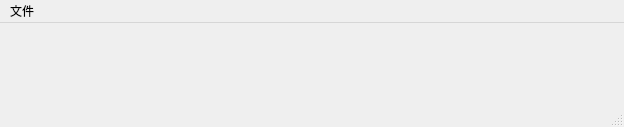
orestonce/Ip2regionTool, file Ip2regionTool-qt/mainwindow.ui: the form before one commit.
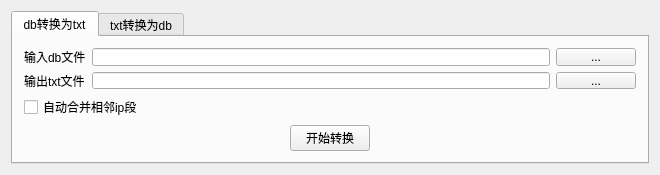
The form after the commit.

Commit message: 支持合并相邻ip段

The edit to the form file:
```diff
--- a/Ip2regionTool-qt/mainwindow.ui
+++ b/Ip2regionTool-qt/mainwindow.ui
@@ -6,51 +6,247 @@
    <rect>
     <x>0</x>
     <y>0</y>
-    <width>624</width>
-    <height>127</height>
+    <width>660</width>
+    <height>175</height>
    </rect>
   </property>
+  <property name="sizePolicy">
+   <sizepolicy hsizetype="Minimum" vsizetype="Minimum">
+    <horstretch>0</horstretch>
+    <verstretch>0</verstretch>
+   </sizepolicy>
+  </property>
+  <property name="minimumSize">
+   <size>
+    <width>660</width>
+    <height>175</height>
+   </size>
+  </property>
+  <property name="maximumSize">
+   <size>
+    <width>660</width>
+    <height>175</height>
+   </size>
+  </property>
   <property name="windowTitle">
    <string>ip2region数据转换工具</string>
   </property>
   <widget class="QWidget" name="centralWidget">
-   <layout class="QVBoxLayout" name="verticalLayout_4"/>
+   <layout class="QVBoxLayout" name="verticalLayout_4">
+    <item>
+     <widget class="QTabWidget" name="tabWidget">
+      <property name="currentIndex">
+       <number>0</number>
+      </property>
+      <widget class="QWidget" name="tabWidgetPage1" native="true">
+       <attribute name="title">
+        <string notr="true">db转换为txt</string>
+       </attribute>
+       <layout class="QVBoxLayout" name="verticalLayout">
+        <item>
+         <layout class="QGridLayout" name="gridLayout" columnstretch="0,1,0">
+          <item row="0" column="0">
+           <widget class="QLabel" name="label">
+            <property name="text">
+             <string>输入db文件</string>
+            </property>
+           </widget>
+          </item>
+          <item row="0" column="1">
+           <widget class="QLineEdit" name="lineEdit_input_db"/>
+          </item>
+          <item row="0" column="2">
+           <widget class="QPushButton" name="pushButton_input_db">
+            <property name="minimumSize">
+             <size>
+              <width>20</width>
+              <height>0</height>
+             </size>
+            </property>
+            <property name="text">
+             <string>...</string>
+            </property>
+           </widget>
+          </item>
+          <item row="1" column="0">
+           <widget class="QLabel" name="label_2">
+            <property name="text">
+             <string>输出txt文件</string>
+            </property>
+           </widget>
+          </item>
+          <item row="1" column="1">
+           <widget class="QLineEdit" name="lineEdit_output_txt"/>
+          </item>
+          <item row="1" column="2">
+           <widget class="QPushButton" name="pushButton_output_txt">
+            <property name="minimumSize">
+             <size>
+              <width>20</width>
+              <height>0</height>
+             </size>
+            </property>
+            <property name="text">
+             <string>...</string>
+            </property>
+           </widget>
+          </item>
+         </layout>
+        </item>
+        <item>
+         <widget class="QCheckBox" name="checkBox_DbToTxt_merge">
+          <property name="accessibleDescription">
+           <string notr="true"/>
+          </property>
+          <property name="text">
+           <string>自动合并相邻ip段</string>
+          </property>
+         </widget>
+        </item>
+        <item>
+         <layout class="QHBoxLayout" name="horizontalLayout">
+          <item>
+           <spacer name="horizontalSpacer">
+            <property name="orientation">
+             <enum>Qt::Horizontal</enum>
+            </property>
+            <property name="sizeHint" stdset="0">
+             <size>
+              <width>40</width>
+              <height>20</height>
+             </size>
+            </property>
+           </spacer>
+          </item>
+          <item>
+           <widget class="QPushButton" name="pushButton_DbToTxt">
+            <property name="text">
+             <string>开始转换</string>
+            </property>
+           </widget>
+          </item>
+          <item>
+           <spacer name="horizontalSpacer_2">
+            <property name="orientation">
+             <enum>Qt::Horizontal</enum>
+            </property>
+            <property name="sizeHint" stdset="0">
+             <size>
+              <width>40</width>
+              <height>20</height>
+             </size>
+            </property>
+           </spacer>
+          </item>
+         </layout>
+        </item>
+       </layout>
+      </widget>
+      <widget class="QWidget" name="tabWidgetPage2" native="true">
+       <attribute name="title">
+        <string>txt转换为db</string>
+       </attribute>
+       <layout class="QVBoxLayout" name="verticalLayout_2">
+        <item>
+         <layout class="QGridLayout" name="gridLayout_3">
+          <item row="0" column="0">
+           <widget class="QLabel" name="label_5">
+            <property name="text">
+             <string>输入txt文件</string>
+            </property>
+           </widget>
+          </item>
+          <item row="0" column="1">
+           <widget class="QLineEdit" name="lineEdit_input_txt"/>
+          </item>
+          <item row="0" column="2">
+           <widget class="QPushButton" name="pushButton_input_txt">
+            <property name="minimumSize">
+             <size>
+              <width>20</width>
+              <height>0</height>
+             </size>
+            </property>
+            <property name="text">
+             <string>...</string>
+            </property>
+           </widget>
+          </item>
+          <item row="1" column="0">
+           <widget class="QLabel" name="label_6">
+            <property name="text">
+             <string>输出db文件</string>
+            </property>
+           </widget>
+          </item>
+          <item row="1" column="1">
+           <widget class="QLineEdit" name="lineEdit_output_db"/>
+          </item>
+          <item row="1" column="2">
+           <widget class="QPushButton" name="pushButton_output_db">
+            <property name="minimumSize">
+             <size>
+              <width>20</width>
+              <height>0</height>
+             </size>
+            </property>
+            <property name="text">
+             <string>...</string>
+            </property>
+           </widget>
+          </item>
+         </layout>
+        </item>
+        <item>
+         <widget class="QCheckBox" name="checkBox_TxtToDb_merge">
+          <property name="text">
+           <string>自动合并相邻ip段</string>
+          </property>
+         </widget>
+        </item>
+        <item>
+         <layout class="QHBoxLayout" name="horizontalLayout_3">
+          <item>
+           <spacer name="horizontalSpacer_6">
+            <property name="orientation">
+             <enum>Qt::Horizontal</enum>
+            </property>
+            <property name="sizeHint" stdset="0">
+             <size>
+              <width>40</width>
+              <height>20</height>
+             </size>
+            </property>
+           </spacer>
+          </item>
+          <item>
+           <widget class="QPushButton" name="pushButton_TxtToDb">
+            <property name="text">
+             <string>开始转换</string>
+            </property>
+           </widget>
+          </item>
+          <item>
+           <spacer name="horizontalSpacer_7">
+            <property name="orientation">
+             <enum>Qt::Horizontal</enum>
+            </property>
+            <property name="sizeHint" stdset="0">
+             <size>
+              <width>40</width>
+              <height>20</height>
+             </size>
+            </property>
+           </spacer>
+          </item>
+         </layout>
+        </item>
+       </layout>
+      </widget>
+     </widget>
+    </item>
+   </layout>
   </widget>
-  <widget class="QStatusBar" name="statusBar"/>
-  <widget class="QMenuBar" name="menuBar">
-   <property name="geometry">
-    <rect>
-     <x>0</x>
-     <y>0</y>
-     <width>624</width>
-     <height>23</height>
-    </rect>
-   </property>
-   <widget class="QMenu" name="menu">
-    <property name="title">
-     <string>文件</string>
-    </property>
-    <addaction name="actionDbToTxt"/>
-    <addaction name="actionTxtToDb"/>
-   </widget>
-   <addaction name="menu"/>
-  </widget>
-  <action name="actionDbToTxt">
-   <property name="checkable">
-    <bool>true</bool>
-   </property>
-   <property name="text">
-    <string>DbToTxt</string>
-   </property>
-  </action>
-  <action name="actionTxtToDb">
-   <property name="checkable">
-    <bool>true</bool>
-   </property>
-   <property name="text">
-    <string>TxtToDb</string>
-   </property>
-  </action>
  </widget>
  <layoutdefault spacing="6" margin="11"/>
  <resources/>
```
The commit also changes 16 other files.
